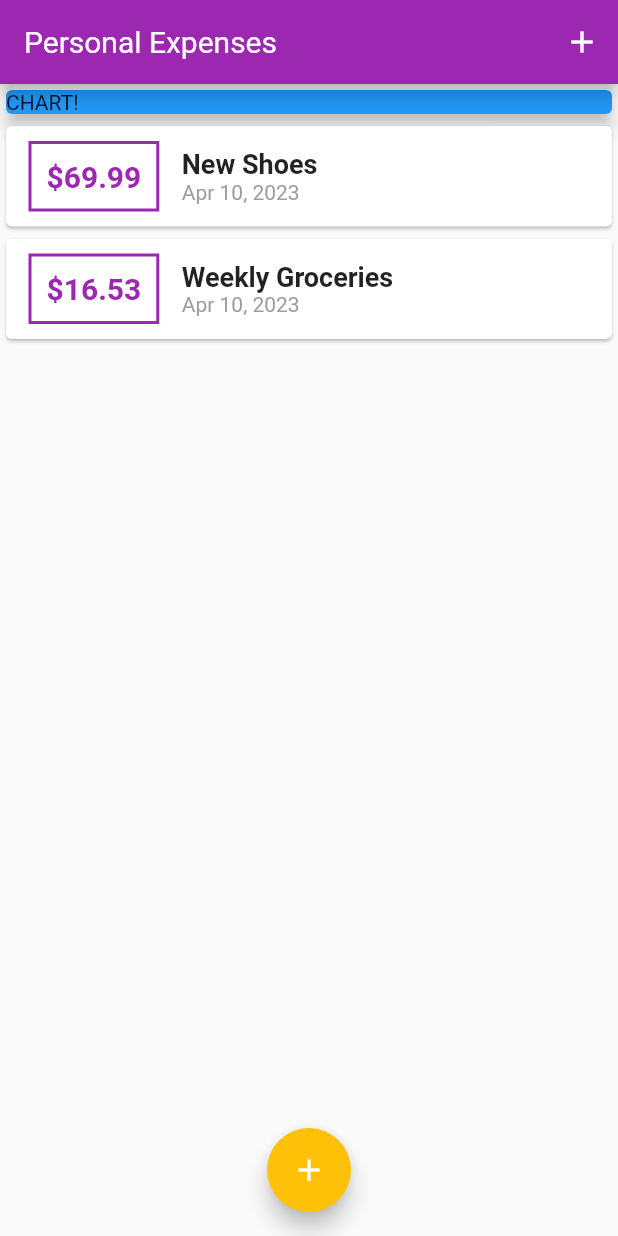
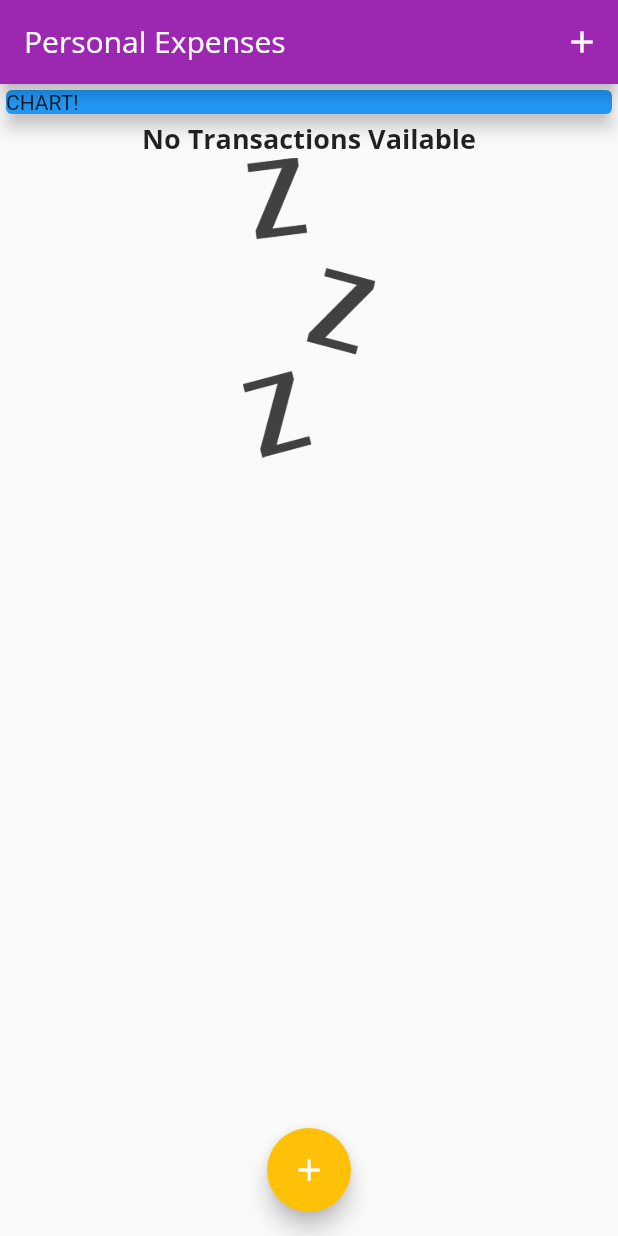
Before and after one commit to dinofilipovic/track_expenses, a Flutter app: the screen it shows after launch, on a phone screen of 412 x 824 dp. Run offline on Flutter 3.47's test engine with Material 2 defaults, Android fonts, the phone set to English and light mode, and no system bars.

Commit message:
Adding Images
- changed location of folder assets from lib to root folder of the project
- added custom images to display a image when list is empty
- added configuration in pubspec.yaml

```diff
--- a/lib/main.dart
+++ b/lib/main.dart
@@ -45,18 +45,18 @@
 
 class _MyHomePageState extends State<MyHomePage> {
   final List<Transaction> _userTransactions = [
-    Transaction(
-      id: 't1',
-      title: 'New Shoes',
-      amount: 69.99,
-      date: DateTime.now(),
-    ),
-    Transaction(
-      id: 't2',
-      title: 'Weekly Groceries',
-      amount: 16.53,
-      date: DateTime.now(),
-    ),
+    // Transaction(
+    //   id: 't1',
+    //   title: 'New Shoes',
+    //   amount: 69.99,
+    //   date: DateTime.now(),
+    // ),
+    // Transaction(
+    //   id: 't2',
+    //   title: 'Weekly Groceries',
+    //   amount: 16.53,
+    //   date: DateTime.now(),
+    // ),
   ];
 
   void _addNewTransaction(String txTitle, double txAmount) {
--- a/lib/widgets/transaction_list.dart
+++ b/lib/widgets/transaction_list.dart
@@ -12,7 +12,23 @@
   Widget build(BuildContext context) {
     return Container(
       height: 500,
-      child: ListView.builder(
+      child: transactions.isEmpty
+          ? Column(
+              children: <Widget>[
+                Text(
+                  'No Transactions Vailable',
+                  style: Theme.of(context).textTheme.titleLarge,
+                ),
+                Container(
+                  height: 200,
+                  child: Image.asset(
+                    'assets/images/waiting.png',
+                    fit: BoxFit.cover,
+                  ),
+                )
+              ],
+            )
+          : ListView.builder(
               itemBuilder: (ctx, index) {
                 return Card(
                   child: Row(
```
Also changed, not shown: pubspec.yaml (+3 -27 lines), assets/fonts/OpenSans-Bold.ttf (renamed from lib/assets/fonts/OpenSans-Bold.ttf), assets/fonts/OpenSans-Regular.ttf (renamed from lib/assets/fonts/OpenSans-Regular.ttf), assets/fonts/Quicksand-Bold.ttf (renamed from lib/assets/fonts/Quicksand-Bold.ttf), assets/fonts/Quicksand-Light.ttf (renamed from lib/assets/fonts/Quicksand-Light.ttf), assets/fonts/Quicksand-Medium.ttf (renamed from lib/assets/fonts/Quicksand-Medium.ttf), assets/fonts/Quicksand-Regular.ttf (renamed from lib/assets/fonts/Quicksand-Regular.ttf), assets/images/waiting.png (added). Lines whose indentation alone changed are shown as unchanged.
